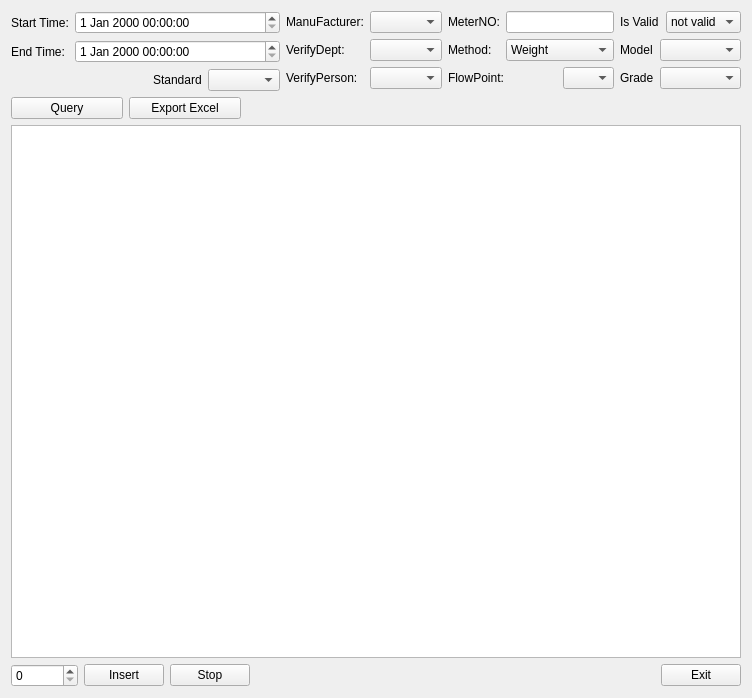
Old version of the form source/resultquery/ui/total_result.ui in the repository flimmy78/qtverify.
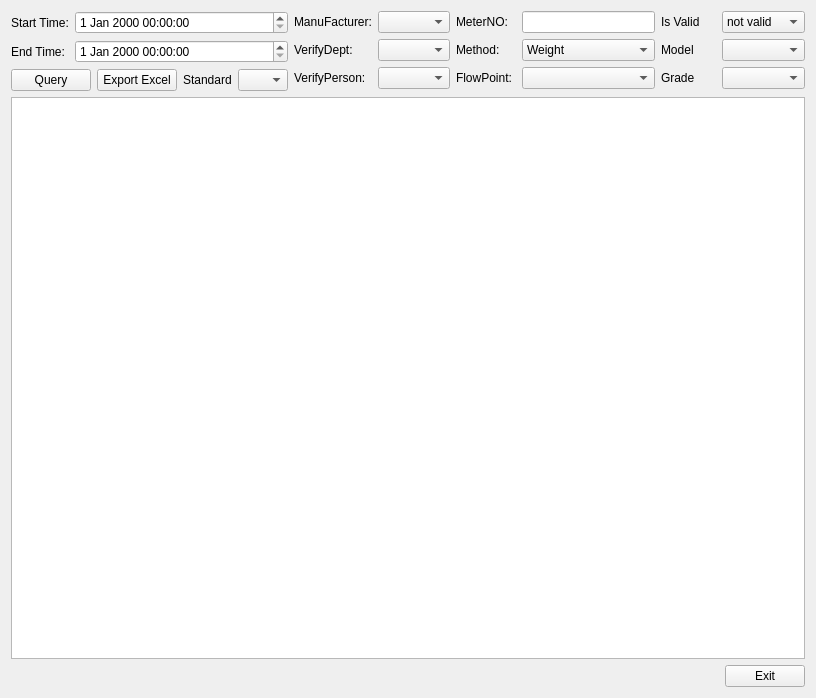
New version of the form.

Commit message: 总量查询界面修正

What changed in the file:
```diff
--- a/source/resultquery/ui/total_result.ui
+++ b/source/resultquery/ui/total_result.ui
@@ -6,7 +6,7 @@
    <rect>
     <x>0</x>
     <y>0</y>
-    <width>752</width>
+    <width>816</width>
     <height>698</height>
    </rect>
   </property>
@@ -15,7 +15,7 @@
   </property>
   <layout class="QVBoxLayout" name="verticalLayout_2">
    <item>
-    <layout class="QHBoxLayout" name="horizontalLayout_2">
+    <layout class="QHBoxLayout" name="horizontalLayout_5">
      <item>
       <layout class="QVBoxLayout" name="verticalLayout">
        <item>
@@ -55,38 +55,75 @@
         </layout>
        </item>
        <item>
-        <layout class="QHBoxLayout" name="horizontalLayout_9">
+        <layout class="QHBoxLayout" name="horizontalLayout_4">
          <item>
-          <spacer name="horizontalSpacer_4">
-           <property name="orientation">
-            <enum>Qt::Horizontal</enum>
-           </property>
-           <property name="sizeType">
-            <enum>QSizePolicy::MinimumExpanding</enum>
-           </property>
-           <property name="sizeHint" stdset="0">
-            <size>
-             <width>100</width>
-             <height>22</height>
-            </size>
-           </property>
-          </spacer>
+          <layout class="QHBoxLayout" name="horizontalLayout_2">
+           <item>
+            <widget class="QPushButton" name="btnQuery">
+             <property name="sizePolicy">
+              <sizepolicy hsizetype="Preferred" vsizetype="Fixed">
+               <horstretch>0</horstretch>
+               <verstretch>0</verstretch>
+              </sizepolicy>
+             </property>
+             <property name="maximumSize">
+              <size>
+               <width>120</width>
+               <height>16777215</height>
+              </size>
+             </property>
+             <property name="text">
+              <string>Query</string>
+             </property>
+            </widget>
+           </item>
+           <item>
+            <widget class="QPushButton" name="btnExport">
+             <property name="sizePolicy">
+              <sizepolicy hsizetype="Preferred" vsizetype="Preferred">
+               <horstretch>0</horstretch>
+               <verstretch>0</verstretch>
+              </sizepolicy>
+             </property>
+             <property name="maximumSize">
+              <size>
+               <width>120</width>
+               <height>16777215</height>
+              </size>
+             </property>
+             <property name="text">
+              <string>Export Excel</string>
+             </property>
+            </widget>
+           </item>
+          </layout>
          </item>
          <item>
-          <widget class="QLabel" name="label_11">
-           <property name="sizePolicy">
-            <sizepolicy hsizetype="Fixed" vsizetype="Fixed">
-             <horstretch>0</horstretch>
-             <verstretch>0</verstretch>
-            </sizepolicy>
-           </property>
-           <property name="text">
-            <string>Standard</string>
-           </property>
-          </widget>
-         </item>
-         <item>
-          <widget class="QComboBox" name="cmbStandard"/>
+          <layout class="QHBoxLayout" name="horizontalLayout_3">
+           <item>
+            <widget class="QLabel" name="label_11">
+             <property name="sizePolicy">
+              <sizepolicy hsizetype="Fixed" vsizetype="Fixed">
+               <horstretch>0</horstretch>
+               <verstretch>0</verstretch>
+              </sizepolicy>
+             </property>
+             <property name="text">
+              <string>Standard</string>
+             </property>
+            </widget>
+           </item>
+           <item>
+            <widget class="QComboBox" name="cmbStandard">
+             <property name="maximumSize">
+              <size>
+               <width>50</width>
+               <height>16777215</height>
+              </size>
+             </property>
+            </widget>
+           </item>
+          </layout>
          </item>
         </layout>
        </item>
@@ -175,12 +212,18 @@
            <verstretch>0</verstretch>
           </sizepolicy>
          </property>
+         <property name="minimumSize">
+          <size>
+           <width>60</width>
+           <height>20</height>
+          </size>
+         </property>
          <property name="text">
           <string>MeterNO:</string>
          </property>
         </widget>
        </item>
-       <item row="0" column="1" colspan="2">
+       <item row="0" column="1">
         <widget class="QLineEdit" name="lnEditMeterNO">
          <property name="sizePolicy">
           <sizepolicy hsizetype="Fixed" vsizetype="Fixed">
@@ -188,6 +231,12 @@
            <verstretch>0</verstretch>
           </sizepolicy>
          </property>
+         <property name="minimumSize">
+          <size>
+           <width>133</width>
+           <height>20</height>
+          </size>
+         </property>
         </widget>
        </item>
        <item row="1" column="0">
@@ -198,13 +247,25 @@
            <verstretch>0</verstretch>
           </sizepolicy>
          </property>
+         <property name="minimumSize">
+          <size>
+           <width>60</width>
+           <height>20</height>
+          </size>
+         </property>
          <property name="text">
           <string>Method:</string>
          </property>
         </widget>
        </item>
-       <item row="1" column="1" colspan="2">
+       <item row="1" column="1">
         <widget class="QComboBox" name="cmbMethod">
+         <property name="minimumSize">
+          <size>
+           <width>133</width>
+           <height>20</height>
+          </size>
+         </property>
          <item>
           <property name="text">
            <string>Weight</string>
@@ -217,7 +278,7 @@
          </item>
         </widget>
        </item>
-       <item row="2" column="0" colspan="2">
+       <item row="2" column="0">
         <widget class="QLabel" name="label_8">
          <property name="sizePolicy">
           <sizepolicy hsizetype="Fixed" vsizetype="Fixed">
@@ -225,13 +286,25 @@
            <verstretch>0</verstretch>
           </sizepolicy>
          </property>
+         <property name="minimumSize">
+          <size>
+           <width>60</width>
+           <height>20</height>
+          </size>
+         </property>
          <property name="text">
           <string>FlowPoint:</string>
          </property>
         </widget>
        </item>
-       <item row="2" column="2">
+       <item row="2" column="1">
         <widget class="QComboBox" name="cmbFlowPointIdx">
+         <property name="minimumSize">
+          <size>
+           <width>133</width>
+           <height>20</height>
+          </size>
+         </property>
          <item>
           <property name="text">
            <string/>
@@ -263,7 +336,7 @@
      </item>
      <item>
       <layout class="QGridLayout" name="gridLayout_4">
-       <item row="0" column="0" colspan="2">
+       <item row="0" column="0">
         <widget class="QLabel" name="label_9">
          <property name="sizePolicy">
           <sizepolicy hsizetype="Fixed" vsizetype="Fixed">
@@ -271,13 +344,25 @@
            <verstretch>0</verstretch>
           </sizepolicy>
          </property>
+         <property name="minimumSize">
+          <size>
+           <width>55</width>
+           <height>0</height>
+          </size>
+         </property>
          <property name="text">
           <string>Is Valid</string>
          </property>
         </widget>
        </item>
-       <item row="0" column="2">
+       <item row="0" column="1">
         <widget class="QComboBox" name="cmbIsValid">
+         <property name="minimumSize">
+          <size>
+           <width>80</width>
+           <height>0</height>
+          </size>
+         </property>
          <item>
           <property name="text">
            <string>not valid</string>
@@ -303,13 +388,26 @@
            <verstretch>0</verstretch>
           </sizepolicy>
          </property>
+         <property name="minimumSize">
+          <size>
+           <width>55</width>
+           <height>0</height>
+          </size>
+         </property>
          <property name="text">
           <string>Model</string>
          </property>
         </widget>
        </item>
-       <item row="1" column="1" colspan="2">
-        <widget class="QComboBox" name="cmbModel"/>
+       <item row="1" column="1">
+        <widget class="QComboBox" name="cmbModel">
+         <property name="minimumSize">
+          <size>
+           <width>80</width>
+           <height>0</height>
+          </size>
+         </property>
+        </widget>
        </item>
        <item row="2" column="0">
         <widget class="QLabel" name="label_12">
@@ -319,106 +417,36 @@
            <verstretch>0</verstretch>
           </sizepolicy>
          </property>
+         <property name="minimumSize">
+          <size>
+           <width>55</width>
+           <height>0</height>
+          </size>
+         </property>
          <property name="text">
           <string>Grade</string>
          </property>
         </widget>
        </item>
-       <item row="2" column="1" colspan="2">
-        <widget class="QComboBox" name="cmbGrade"/>
+       <item row="2" column="1">
+        <widget class="QComboBox" name="cmbGrade">
+         <property name="minimumSize">
+          <size>
+           <width>80</width>
+           <height>0</height>
+          </size>
+         </property>
+        </widget>
        </item>
       </layout>
      </item>
     </layout>
    </item>
-   <item>
-    <layout class="QHBoxLayout" name="horizontalLayout_4">
-     <item>
-      <widget class="QPushButton" name="btnQuery">
-       <property name="sizePolicy">
-        <sizepolicy hsizetype="Preferred" vsizetype="Fixed">
-         <horstretch>0</horstretch>
-         <verstretch>0</verstretch>
-        </sizepolicy>
-       </property>
-       <property name="maximumSize">
-        <size>
-         <width>120</width>
-         <height>16777215</height>
-        </size>
-       </property>
-       <property name="text">
-        <string>Query</string>
-       </property>
-      </widget>
-     </item>
-     <item>
-      <widget class="QPushButton" name="btnExport">
-       <property name="sizePolicy">
-        <sizepolicy hsizetype="Preferred" vsizetype="Preferred">
-         <horstretch>0</horstretch>
-         <verstretch>0</verstretch>
-        </sizepolicy>
-       </property>
-       <property name="maximumSize">
-        <size>
-         <width>120</width>
-         <height>16777215</height>
-        </size>
-       </property>
-       <property name="text">
-        <string>Export Excel</string>
-       </property>
-      </widget>
-     </item>
-     <item>
-      <spacer name="verticalSpacer">
-       <property name="orientation">
-        <enum>Qt::Horizontal</enum>
-       </property>
-       <property name="sizeType">
-        <enum>QSizePolicy::Preferred</enum>
-       </property>
-       <property name="sizeHint" stdset="0">
-        <size>
-         <width>500</width>
-         <height>20</height>
-        </size>
-       </property>
-      </spacer>
-     </item>
-    </layout>
-   </item>
    <item>
     <widget class="QTableView" name="tableView"/>
    </item>
    <item>
-    <layout class="QHBoxLayout" name="horizontalLayout_3">
-     <item>
-      <layout class="QHBoxLayout" name="horizontalLayout">
-       <item>
-        <widget class="QSpinBox" name="spinBoxNums">
-         <property name="maximum">
-          <number>999999999</number>
-         </property>
-        </widget>
-       </item>
-       <item>
-        <widget class="QPushButton" name="btnInsert">
-         <property name="text">
-          <string>Insert</string>
-         </property>
-        </widget>
-       </item>
-       <item>
-        <widget class="QPushButton" name="btnStop">
-         <property name="text">
-          <string>Stop</string>
-         </property>
-        </widget>
-       </item>
-      </layout>
-     </item>
+    <layout class="QHBoxLayout" name="horizontalLayout">
      <item>
       <spacer name="horizontalSpacer_2">
        <property name="orientation">
```
Left out of the diff: 2 changed lines with no effect on the pictures.
